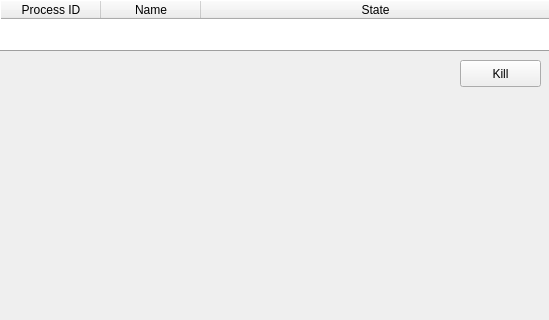
This is visualiser.ui in dutchgold92/TaskStalker as Qt 5 draws it before an edit; both pictures show x 0 to 549 and y 0 to 320 of the 549 by 510 pixel window. The edited form follows.
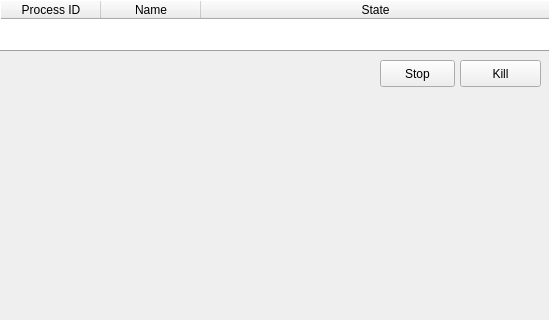
This is the edited form.

```diff
--- a/visualiser.ui
+++ b/visualiser.ui
@@ -138,6 +138,19 @@
     <string>Kill</string>
    </property>
   </widget>
+  <widget class="QPushButton" name="stopButton">
+   <property name="geometry">
+    <rect>
+     <x>380</x>
+     <y>60</y>
+     <width>75</width>
+     <height>27</height>
+    </rect>
+   </property>
+   <property name="text">
+    <string>Stop</string>
+   </property>
+  </widget>
  </widget>
  <resources/>
  <connections>
```
